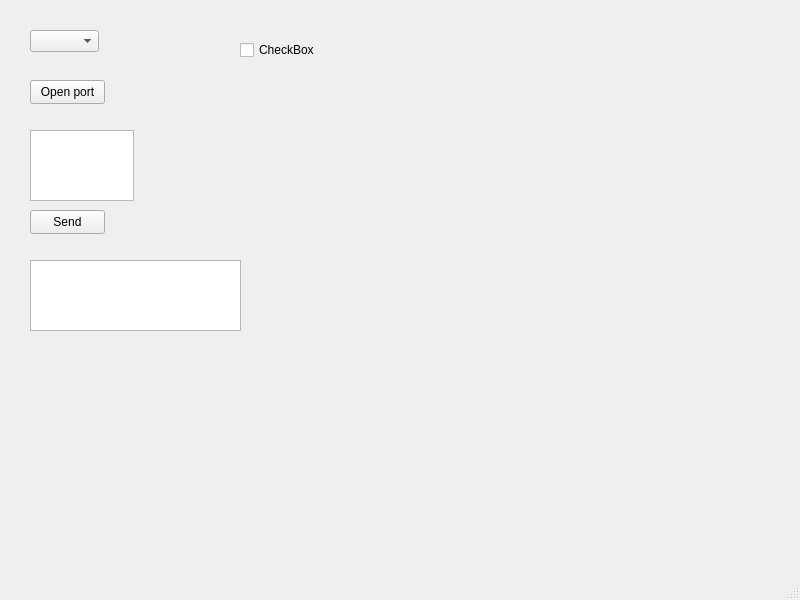
Before: the Qt Designer form FormApp/mainwindow.ui in JohnBell23/QtPlayground, drawn with Qt 5.
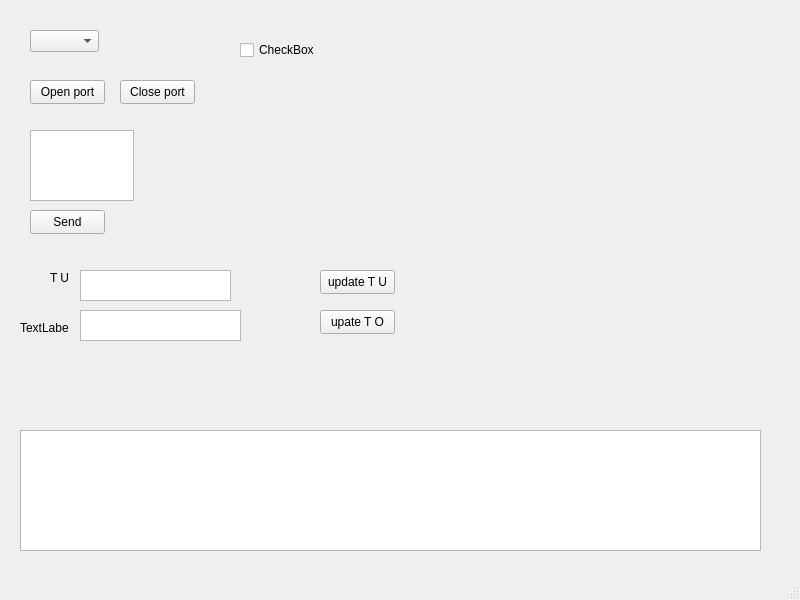
After: the same form once the commit is applied.

What changed in the file:
```diff
--- a/FormApp/mainwindow.ui
+++ b/FormApp/mainwindow.ui
@@ -76,13 +76,98 @@
    <widget class="QTextEdit" name="txtReceived">
     <property name="geometry">
      <rect>
-      <x>30</x>
-      <y>260</y>
-      <width>211</width>
-      <height>71</height>
+      <x>20</x>
+      <y>430</y>
+      <width>741</width>
+      <height>121</height>
      </rect>
     </property>
    </widget>
+   <widget class="QPushButton" name="pushButton">
+    <property name="geometry">
+     <rect>
+      <x>320</x>
+      <y>270</y>
+      <width>75</width>
+      <height>24</height>
+     </rect>
+    </property>
+    <property name="text">
+     <string>update T U</string>
+    </property>
+   </widget>
+   <widget class="QPushButton" name="pushButton_2">
+    <property name="geometry">
+     <rect>
+      <x>320</x>
+      <y>310</y>
+      <width>75</width>
+      <height>24</height>
+     </rect>
+    </property>
+    <property name="text">
+     <string>upate T O</string>
+    </property>
+   </widget>
+   <widget class="QLabel" name="label">
+    <property name="geometry">
+     <rect>
+      <x>50</x>
+      <y>270</y>
+      <width>49</width>
+      <height>16</height>
+     </rect>
+    </property>
+    <property name="text">
+     <string>T U</string>
+    </property>
+   </widget>
+   <widget class="QTextEdit" name="textEdit">
+    <property name="geometry">
+     <rect>
+      <x>80</x>
+      <y>270</y>
+      <width>151</width>
+      <height>31</height>
+     </rect>
+    </property>
+   </widget>
+   <widget class="QTextEdit" name="textEdit_2">
+    <property name="geometry">
+     <rect>
+      <x>80</x>
+      <y>310</y>
+      <width>161</width>
+      <height>31</height>
+     </rect>
+    </property>
+   </widget>
+   <widget class="QLabel" name="label_2">
+    <property name="geometry">
+     <rect>
+      <x>20</x>
+      <y>320</y>
+      <width>49</width>
+      <height>16</height>
+     </rect>
+    </property>
+    <property name="text">
+     <string>TextLabel</string>
+    </property>
+   </widget>
+   <widget class="QPushButton" name="pushButton_3">
+    <property name="geometry">
+     <rect>
+      <x>120</x>
+      <y>80</y>
+      <width>75</width>
+      <height>24</height>
+     </rect>
+    </property>
+    <property name="text">
+     <string>Close port</string>
+    </property>
+   </widget>
   </widget>
   <widget class="QMenuBar" name="menubar">
    <property name="geometry">
```
